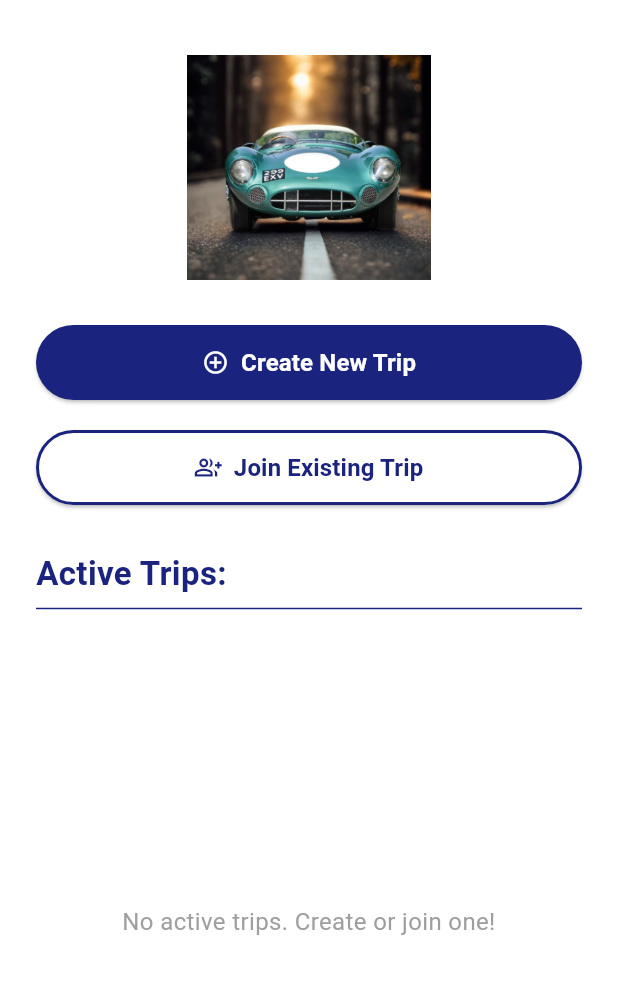
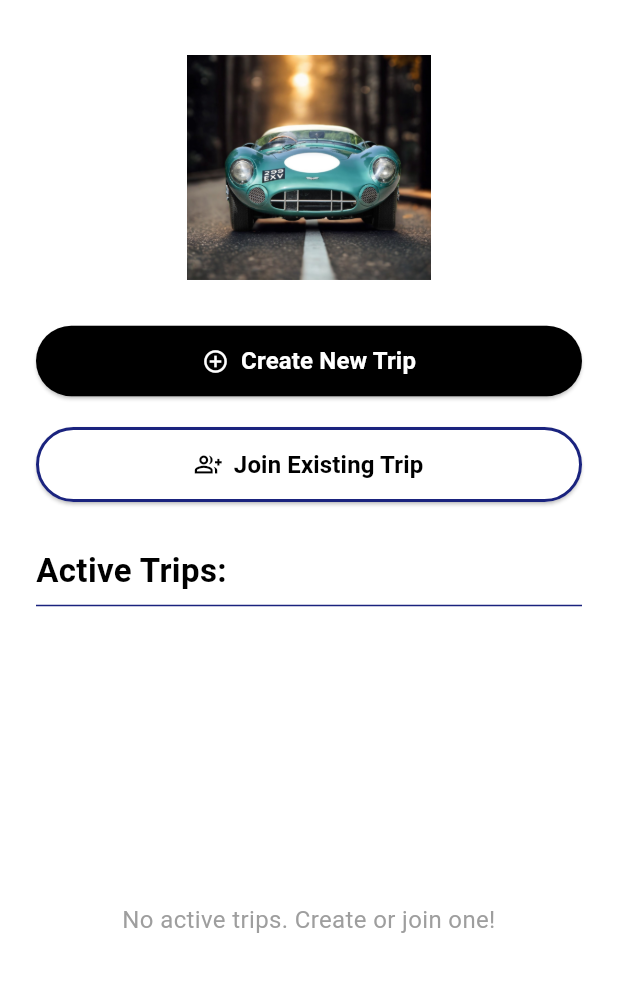
Before and after one commit to mashoodji/Convay-latest-, a Flutter app: the screen it shows after launch, on a phone screen of 412 x 824 dp, the part 65-1059 px from its top. Run offline on Flutter 3.47's test engine with Material 3 defaults, Android fonts, the phone set to English and light mode, and no system bars; our stand-ins replace cloud_firestore, firebase_auth, firebase_core, firebase_database, google_maps_flutter; accounts and stored records are empty.

Commit message:
ui updated (mashood)

```diff
--- a/lib/screens/home/home_screen.dart
+++ b/lib/screens/home/home_screen.dart
@@ -77,8 +77,8 @@ class HomeScreen extends StatelessWidget {
                             style: TextStyle(color: Colors.white, fontSize: 16, fontWeight: FontWeight.bold),
                           ),
                           style: ElevatedButton.styleFrom(
-                            backgroundColor: const Color(0xFF1A237E), // Dark blue button
-                            minimumSize: const Size.fromHeight(50), // Larger button
+                            backgroundColor: Colors.black,
+                            foregroundColor: Colors.white, // Larger button
                             shape: RoundedRectangleBorder(
                               borderRadius: BorderRadius.circular(25), // Rounded corners
                             ),
@@ -93,10 +93,10 @@ class HomeScreen extends StatelessWidget {
                               MaterialPageRoute(builder: (context) => const JoinTripScreen()),
                             );
                           },
-                          icon: const Icon(Icons.group_add_outlined, color: Color(0xFF1A237E)), // Dark blue icon
+                          icon: const Icon(Icons.group_add_outlined, color: Colors.black), // Dark blue icon
                           label: const Text(
                             'Join Existing Trip',
-                            style: TextStyle(color: Color(0xFF1A237E), fontSize: 16, fontWeight: FontWeight.bold),
+                            style: TextStyle(color: Colors.black, fontSize: 16, fontWeight: FontWeight.bold),
                           ),
                           style: ElevatedButton.styleFrom(
                             backgroundColor: Colors.white, // White background
@@ -115,7 +115,7 @@ class HomeScreen extends StatelessWidget {
                           style: TextStyle(
                             fontSize: 22,
                             fontWeight: FontWeight.bold,
-                            color: Color(0xFF1A237E), // Dark blue heading
+                            color: Colors.black // Dark blue heading
                           ),
                         ),
                         const Divider(color: Color(0xFF1A237E), thickness: 1), // Blue divider
@@ -147,13 +147,13 @@ class HomeScreen extends StatelessWidget {
                           ),
                           child: ListTile(
                             contentPadding: const EdgeInsets.symmetric(horizontal: 20, vertical: 10),
-                            leading: const Icon(Icons.map, color: Color(0xFF1A237E), size: 30), // Map icon
+                            leading: const Icon(Icons.map, color: Colors.black, size: 30), // Map icon
                             title: Text(
                               '${trip.destination}',
                               style: const TextStyle(
                                 fontSize: 18,
                                 fontWeight: FontWeight.w600,
-                                color: Color(0xFF1A237E),
+                                color: Colors.black,
                               ),
                             ),
                             subtitle: Column(
```
